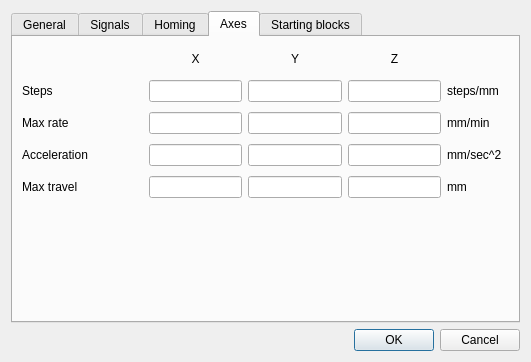
15831944/CNControl, file grblconfiguration.ui: the form before one commit.
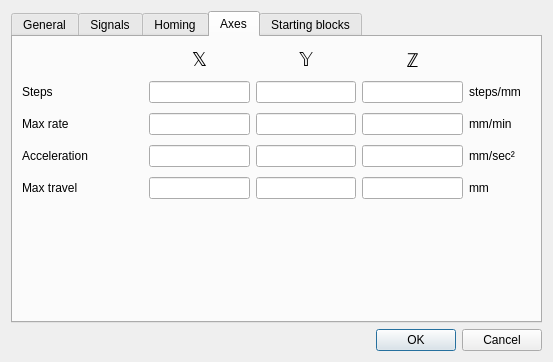
The form after the commit. The open tabs and pages were chosen to show the change.

Patch:
```diff
--- a/grblconfiguration.ui
+++ b/grblconfiguration.ui
@@ -6,7 +6,7 @@
    <rect>
     <x>0</x>
     <y>0</y>
-    <width>488</width>
+    <width>553</width>
     <height>362</height>
    </rect>
   </property>
@@ -1022,8 +1022,13 @@
            <height>24</height>
           </size>
          </property>
+         <property name="font">
+          <font>
+           <pointsize>14</pointsize>
+          </font>
+         </property>
          <property name="text">
-          <string>X</string>
+          <string>𝕏</string>
          </property>
          <property name="alignment">
           <set>Qt::AlignCenter</set>
@@ -1065,8 +1070,13 @@
        </item>
        <item row="0" column="3">
         <widget class="QLabel" name="zAxeLabel">
+         <property name="font">
+          <font>
+           <pointsize>14</pointsize>
+          </font>
+         </property>
          <property name="text">
-          <string>Z</string>
+          <string>ℤ</string>
          </property>
          <property name="alignment">
           <set>Qt::AlignCenter</set>
@@ -1076,14 +1086,19 @@
        <item row="3" column="4">
         <widget class="QLabel" name="accelerationUnit">
          <property name="text">
-          <string>mm/sec^2</string>
+          <string>mm/sec²</string>
          </property>
         </widget>
        </item>
        <item row="0" column="2">
         <widget class="QLabel" name="yAxeLabel">
+         <property name="font">
+          <font>
+           <pointsize>14</pointsize>
+          </font>
+         </property>
          <property name="text">
-          <string>Y</string>
+          <string>𝕐</string>
          </property>
          <property name="alignment">
           <set>Qt::AlignCenter</set>
```
Left out of the diff: 25 changed lines with no effect on the pictures.
